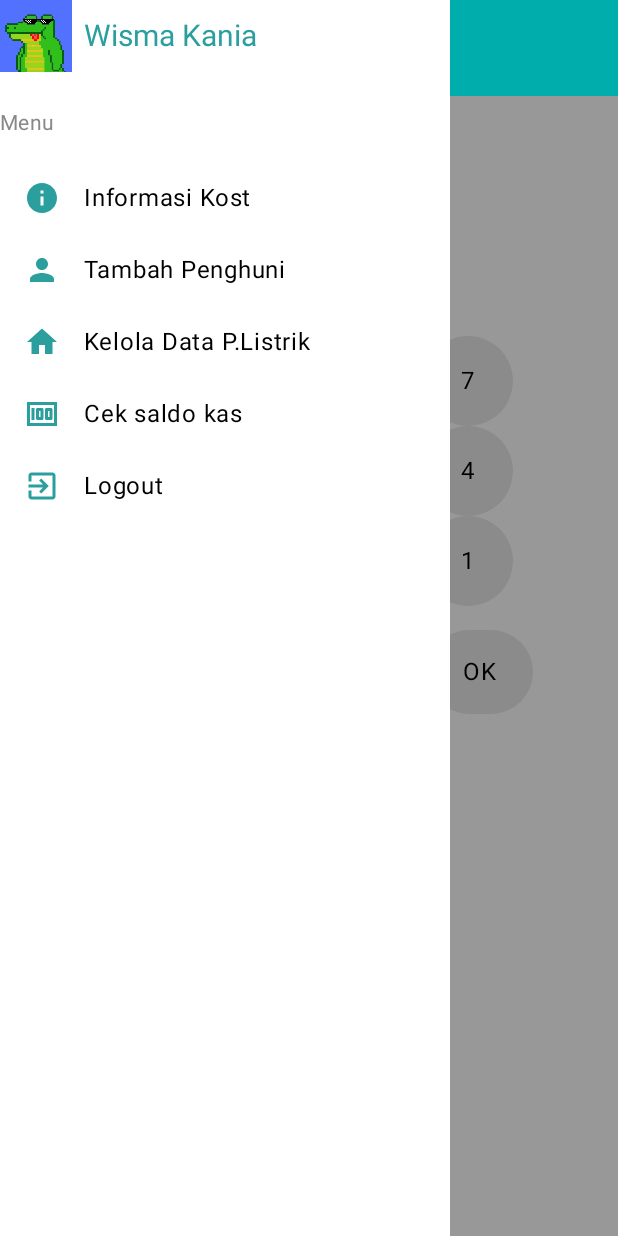
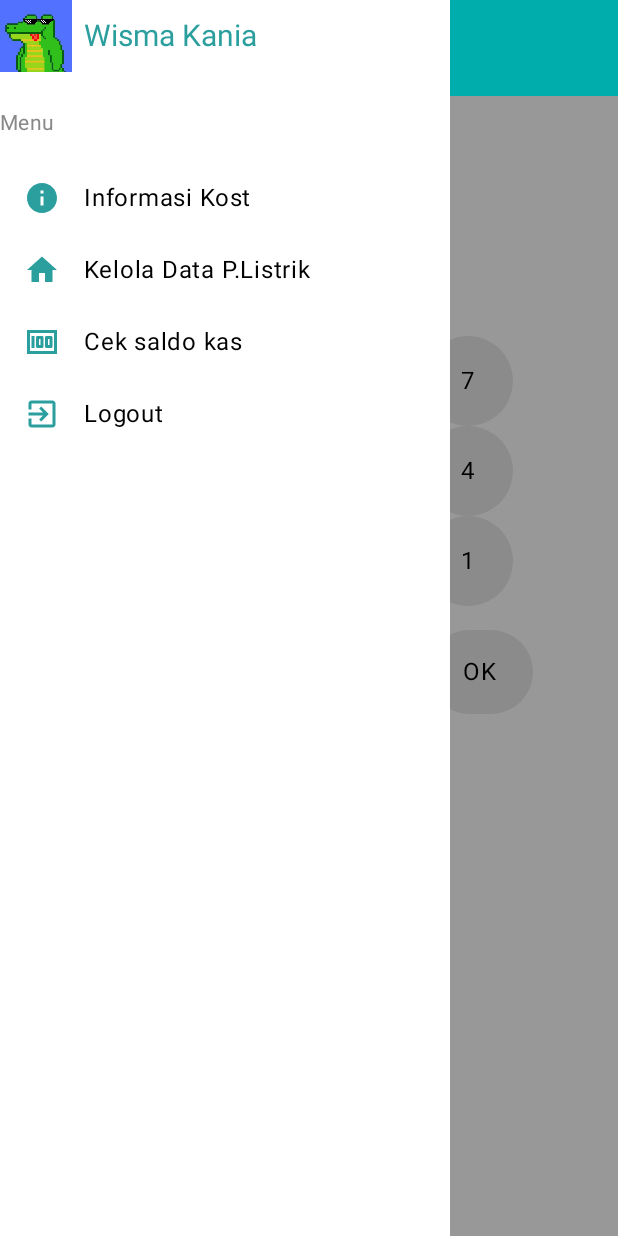
Before and after one commit to BimoChesta/Android---Membantu-Kost-wismakania, an Android app built with Jetpack Compose: the CekSaldoScreen screen opened through its navigation route, after a tap on "Menu", on a phone screen of 412 x 824 dp. Run offline under Robolectric (Android 15) with nearby library versions, the phone set to English and light mode, and no system bars.

Commit message:
2.3 membuat login dan register

```diff
--- /dev/null
+++ b/app/src/main/java/com/Screens/AwalScreen.kt
@@ -0,0 +1,43 @@
+package com.bimo0064.project.Screens
+
+import androidx.compose.foundation.layout.*
+import androidx.compose.material3.*
+import androidx.compose.runtime.Composable
+import androidx.compose.ui.Alignment
+import androidx.compose.ui.Modifier
+import androidx.compose.ui.graphics.Color
+import androidx.compose.ui.text.font.FontWeight
+import androidx.compose.ui.unit.dp
+import androidx.compose.ui.unit.sp
+import androidx.compose.material3.Button
+import androidx.compose.material3.Text
+import androidx.navigation.NavHostController
+
+@Composable
+fun AwalScreen(navController: NavHostController) {
+    Surface(
+        modifier = Modifier.fillMaxSize(),
+        color = Color(0xFFE0E0E0)
+    ) {
+        Column(
+            modifier = Modifier
+                .fillMaxSize()
+                .padding(24.dp),
+            horizontalAlignment = Alignment.CenterHorizontally,
+            verticalArrangement = Arrangement.Center
+        ) {
+            Text(
+                text = "Selamat Datang di Wisma Kania",
+                style = MaterialTheme.typography.headlineLarge.copy(
+                    fontSize = 24.sp,
+                    fontWeight = FontWeight.Bold
+                ),
+                color = Color.Black,
+                modifier = Modifier.padding(bottom = 16.dp)
+            )
+            Button(onClick = { navController.navigate("kedua") }) {
+                Text("Lanjut")
+            }
+        }
+    }
+}
--- a/app/src/main/java/com/bimo0064/project/MainActivity.kt
+++ b/app/src/main/java/com/bimo0064/project/MainActivity.kt
@@ -26,12 +26,15 @@ import androidx.navigation.NavHostController
 import androidx.navigation.compose.NavHost
 import androidx.navigation.compose.composable
 import androidx.navigation.compose.rememberNavController
+import com.bimo0064.project.Screens.AwalScreen
 import com.bimo0064.project.Screens.CekSaldoScreen
 import com.bimo0064.project.Screens.HomeScreen
 import com.bimo0064.project.Screens.InformasiScreen
+import com.bimo0064.project.Screens.KeduaScreen
 import com.bimo0064.project.Screens.KelolaDataListrikScreen
+import com.bimo0064.project.Screens.LoginScreen
 import com.bimo0064.project.Screens.QrDetailScreen
-import com.bimo0064.project.Screens.TambahPenghuniScreen
+import com.bimo0064.project.Screens.RegisterScreen
 import com.bimo0064.project.data.DataStoreManager
 import kotlinx.coroutines.launch
 
@@ -101,10 +104,25 @@ fun AppEntryPoint() {
 @RequiresApi(Build.VERSION_CODES.O)
 @Composable
 fun AppNavGraph(navController: NavHostController, dataStoreManager: DataStoreManager) {
-    NavHost(navController = navController, startDestination = "home") {
+    NavHost(navController = navController, startDestination = "awalan") {
+        composable("awalan") { AwalScreen(navController) }
+        composable("kedua") { KeduaScreen(navController) }
+        composable("login") {
+            LoginScreen(
+                onLoginSuccess = { navController.navigate("home") },
+                navController = navController,
+                dataStoreManager = dataStoreManager
+            )
+        }
+        composable("register") {
+            RegisterScreen(
+                onRegisterSuccess = { navController.navigate("login") },
+                dataStoreManager = dataStoreManager,
+                navController = navController
+            )
+        }
         composable("home") { HomeScreen(navController, dataStoreManager) }
         composable("informasi") { InformasiScreen() }
-        composable("tambah") { TambahPenghuniScreen() }
         composable("cek_saldo") { CekSaldoScreen(dataStoreManager) }
         composable("listrik") { KelolaDataListrikScreen() }
         composable("qr_detail") { QrDetailScreen(navController, dataStoreManager) }
@@ -147,12 +165,10 @@ fun DrawerContent(onMenuClick: (String) -> Unit) {
             style = MaterialTheme.typography.bodyMedium,
             modifier = Modifier.padding(bottom = 16.dp)
         )
-
         DrawerItem("Informasi Kost", Icons.Default.Info) { onMenuClick("informasi") }
-        DrawerItem("Tambah Penghuni", Icons.Default.Person) { onMenuClick("tambah") }
         DrawerItem("Kelola Data P.Listrik", Icons.Default.Home) { onMenuClick("listrik") }
         DrawerItem("Cek saldo kas", Icons.Default.Money) { onMenuClick("cek_saldo") }
-        DrawerItem("Logout", Icons.Default.ExitToApp) { onMenuClick("home") }
+        DrawerItem("Logout", Icons.Default.ExitToApp) { onMenuClick("login") }
     }
 }
 
```
Also changed, not shown: app/src/main/java/com/Screens/KeduaScreen.kt (added, +43 -0 lines), app/src/main/java/com/Screens/LoginScreen.kt (added, +81 -0 lines), app/src/main/java/com/Screens/RegisterScreen.kt (added, +75 -0 lines), app/src/main/java/com/Screens/TambahPenghuniScreen.kt (+92 -92 lines), app/src/main/java/com/bimo0064/project/data/DataStoreManager.kt (+15 -0 lines), app/src/main/java/com/bimo0064/project/model/User.kt (added, +7 -0 lines).
